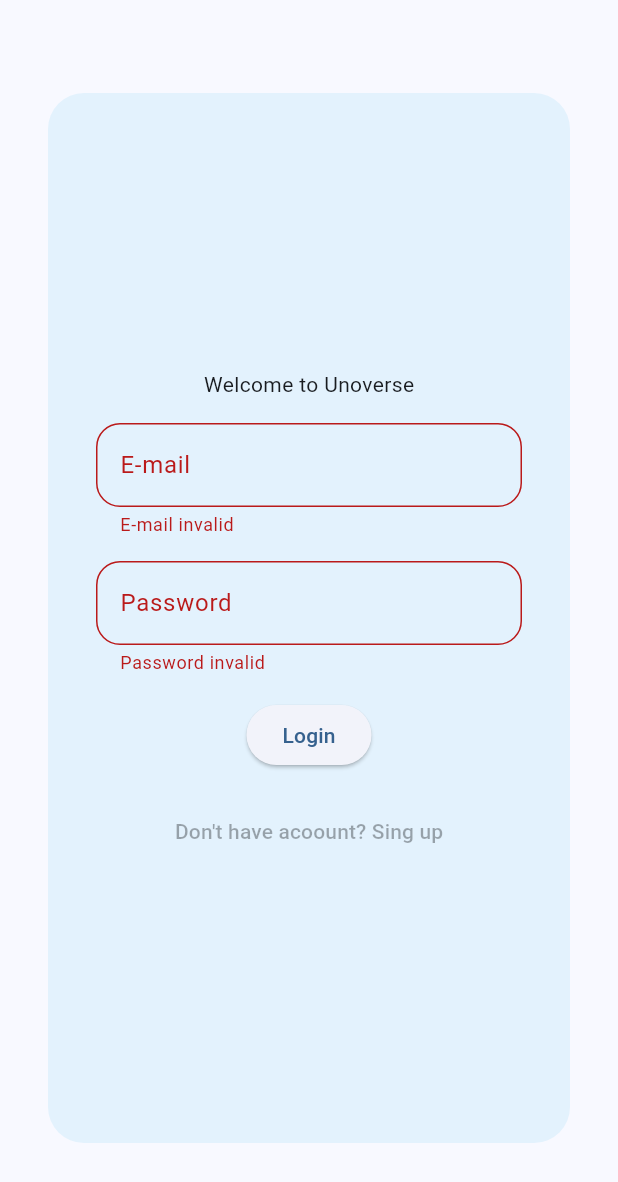
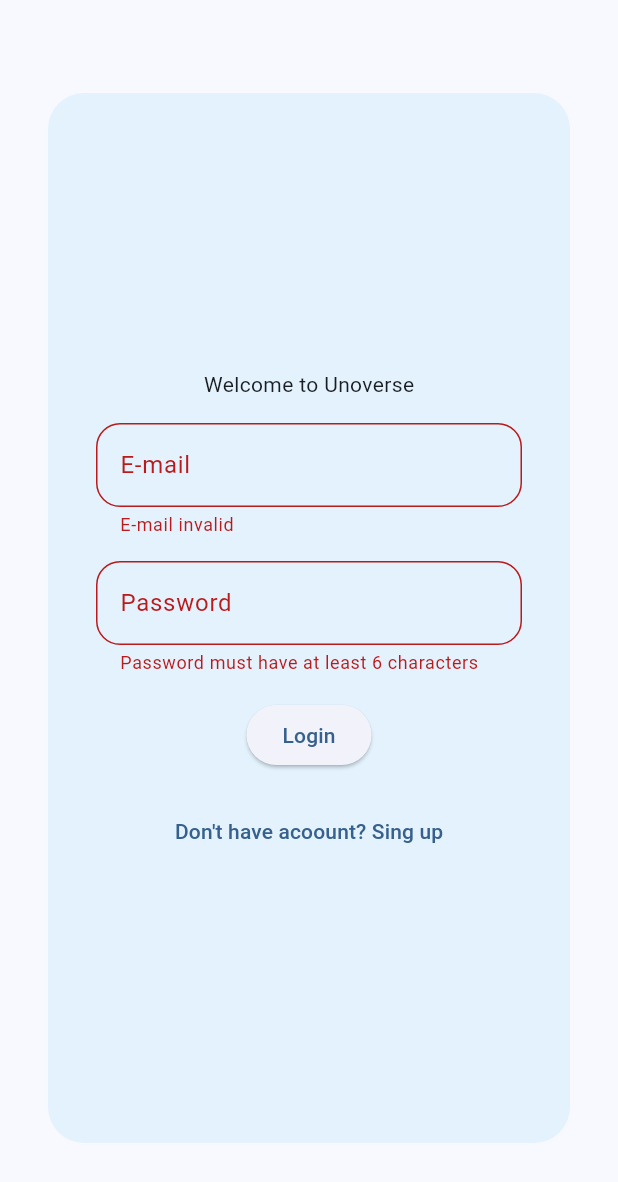
Before and after one commit to HiroGarcia/Unoverse, a Flutter app: the screen it shows after launch, after a tap on "Login", on a phone screen of 412 x 824 dp. Shown: the top 1182 px of the screen. Run offline on Flutter 3.47's test engine with Material 3 defaults, Android fonts, the phone set to English and light mode, and no system bars; our stand-ins replace firebase_auth, firebase_core; accounts and stored records are empty; generated files the repository leaves out were written again.

Commit message:
feature: created basic signup structure

```diff
--- a/lib/main.dart
+++ b/lib/main.dart
@@ -1,7 +1,8 @@
 import 'package:firebase_core/firebase_core.dart';
 import 'package:flutter/material.dart';
 import 'package:unoverse/firebase_options.dart';
-import 'package:unoverse/presentation/pages/auth/login_page.dart';
+
+import 'presentation/pages/auth/login_page.dart';
 
 void main() async {
   WidgetsFlutterBinding.ensureInitialized();
@@ -20,7 +21,8 @@
       theme: ThemeData(
         colorScheme: ColorScheme.fromSeed(seedColor: Colors.blue),
       ),
-      home: LoginPage(),
+      initialRoute: 'loginScreen',
+      routes: {'loginScreen': (context) => LoginPage()},
     );
   }
 }
--- a/lib/presentation/pages/auth/auth_controller.dart
+++ b/lib/presentation/pages/auth/auth_controller.dart
@@ -1,15 +1,42 @@
+import 'package:flutter/material.dart';
 import 'package:unoverse/data/services/auth_service.dart';
+
+import '../../widgets/show_snackbar.dart';
 
 class AuthController {
   AuthService authService = AuthService();
 
-  loginUser({required String email, required String password}) {
+  loginUser({
+    required String email,
+    required String password,
+    required BuildContext context,
+  }) {
     authService.loginUser(email: email, password: password).then((
       String? error,
     ) {
+      if (!context.mounted) return;
       if (error != null) {
-        print(error);
+        showSnackBar(context: context, mensagem: error);
       }
     });
   }
+
+  registerUser({
+    required String email,
+    required String password,
+    required String name,
+    required BuildContext context,
+  }) async {
+    String? error = await authService.registerUser(
+      email: email,
+      password: password,
+      name: name,
+    );
+
+    if (!context.mounted) return;
+
+    if (error != null) {
+      showSnackBar(context: context, mensagem: error);
+    }
+  }
 }
--- a/lib/presentation/pages/auth/login_page.dart
+++ b/lib/presentation/pages/auth/login_page.dart
@@ -1,15 +1,24 @@
 import 'package:flutter/material.dart';
 import 'package:unoverse/presentation/pages/auth/auth_controller.dart';
 
-class LoginPage extends StatelessWidget {
-  LoginPage({super.key});
+class LoginPage extends StatefulWidget {
+  const LoginPage({super.key});
 
+  @override
+  State<LoginPage> createState() => _LoginPageState();
+}
+
+class _LoginPageState extends State<LoginPage> {
   final TextEditingController _emailController = TextEditingController();
   final TextEditingController _passwordController = TextEditingController();
+  final TextEditingController _confirmController = TextEditingController();
+  final TextEditingController _nameController = TextEditingController();
 
   final AuthController authController = AuthController();
 
   final _formKey = GlobalKey<FormState>();
+
+  bool isLogin = true;
 
   @override
   Widget build(BuildContext context) {
@@ -65,28 +74,87 @@
                     ),
                     validator: (value) {
                       if (value == null || value.length < 6) {
-                        return "Password invalid";
+                        return "Password must have at least 6 characters";
                       }
                       return null;
                     },
+                  ),
+                  Visibility(
+                    visible: !isLogin,
+                    child: Column(
+                      children: [
+                        Padding(
+                          padding: const EdgeInsets.symmetric(vertical: 16.0),
+                          child: TextFormField(
+                            controller: _confirmController,
+                            obscureText: true,
+                            decoration: InputDecoration(
+                              border: OutlineInputBorder(
+                                borderRadius: BorderRadius.circular(16),
+                              ),
+                              label: Text("Confirm password"),
+                            ),
+                            validator: (value) {
+                              if (value != _passwordController.text) {
+                                return "Passwords must be the same";
+                              }
+                              return null;
+                            },
+                          ),
+                        ),
+                        TextFormField(
+                          controller: _nameController,
+                          decoration: InputDecoration(
+                            border: OutlineInputBorder(
+                              borderRadius: BorderRadius.circular(16),
+                            ),
+                            label: Text("Name"),
+                          ),
+                          validator: (value) {
+                            if (value == null || value.length < 3) {
+                              return "Name must have at least 3 characters.";
+                            }
+                            return null;
+                          },
+                        ),
+                      ],
+                    ),
                   ),
                   Padding(
                     padding: const EdgeInsets.symmetric(vertical: 16.0),
                     child: ElevatedButton(
                       onPressed: () {
                         if (_formKey.currentState!.validate()) {
-                          authController.loginUser(
-                            email: _emailController.text,
-                            password: _passwordController.text,
-                          );
+                          if (isLogin) {
+                            authController.loginUser(
+                              email: _emailController.text,
+                              password: _passwordController.text,
+                              context: context,
+                            );
+                          } else {
+                            authController.registerUser(
+                              email: _emailController.text,
+                              password: _passwordController.text,
+                              name: _nameController.text,
+                              context: context,
+                            );
+                          }
                         }
                       },
-                      child: Text('Login'),
+                      child: Text((isLogin) ? 'Login' : 'Sign up'),
                     ),
                   ),
                   TextButton(
-                    onPressed: null,
-                    child: Text('Don\'t have acoount? Sing up'),
+                    onPressed: () {
+                      setState(() {
+                        isLogin = !isLogin;
+                      });
+                    },
+                    child: Text(
+                      (isLogin)
+                          ? 'Don\'t have acoount? Sing up'
+                          : 'Already have an account? Sign in',
+                    ),
                   ),
                 ],
               ),
--- /dev/null
+++ b/lib/presentation/widgets/show_snackbar.dart
@@ -0,0 +1,14 @@
+import 'package:flutter/material.dart';
+
+showSnackBar({
+  required BuildContext context,
+  required String mensagem,
+  bool isError = true,
+}) {
+  SnackBar snackBar = SnackBar(
+    content: Text(mensagem),
+    backgroundColor: isError ? Colors.red : Colors.green,
+  );
+
+  ScaffoldMessenger.of(context).showSnackBar(snackBar);
+}
```
Also changed, not shown: lib/data/services/auth_service.dart (+27 -0 lines).
